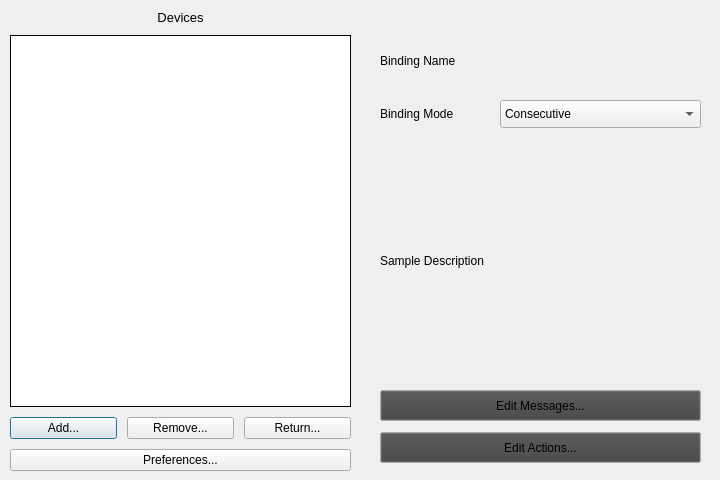
Above: src/forms/midimg-window.ui from nhielost/obs-midi-mg before the change. Below: the same form after it.
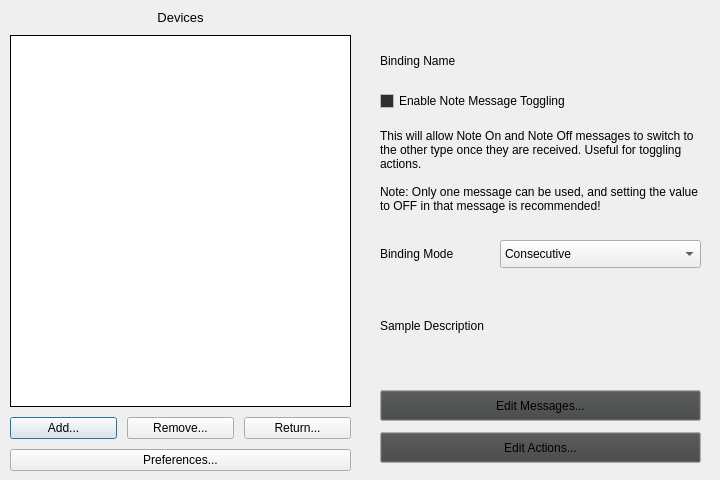
That is the form after the change. The open tabs and pages were chosen to show the change.

Commit message: Add note toggling; Adjust hotkeys, buffers and source volume

Diff of the .ui file:
```diff
--- a/src/forms/midimg-window.ui
+++ b/src/forms/midimg-window.ui
@@ -757,7 +757,7 @@
      <property name="geometry">
       <rect>
        <x>10</x>
-       <y>90</y>
+       <y>230</y>
        <width>111</width>
        <height>28</height>
       </rect>
@@ -777,9 +777,9 @@
      <property name="geometry">
       <rect>
        <x>10</x>
-       <y>140</y>
+       <y>270</y>
        <width>321</width>
-       <height>221</height>
+       <height>91</height>
       </rect>
      </property>
      <property name="font">
@@ -800,7 +800,7 @@
      <property name="geometry">
       <rect>
        <x>130</x>
-       <y>90</y>
+       <y>230</y>
        <width>201</width>
        <height>28</height>
       </rect>
@@ -997,6 +997,50 @@
       <bool>true</bool>
      </property>
     </widget>
+    <widget class="QCheckBox" name="editor_note_toggling">
+     <property name="geometry">
+      <rect>
+       <x>10</x>
+       <y>80</y>
+       <width>321</width>
+       <height>22</height>
+      </rect>
+     </property>
+     <property name="font">
+      <font>
+       <family>Tahoma</family>
+       <pointsize>9</pointsize>
+      </font>
+     </property>
+     <property name="text">
+      <string>Enable Note Message Toggling</string>
+     </property>
+    </widget>
+    <widget class="QLabel" name="text_note_toggling">
+     <property name="geometry">
+      <rect>
+       <x>10</x>
+       <y>110</y>
+       <width>321</width>
+       <height>101</height>
+      </rect>
+     </property>
+     <property name="font">
+      <font>
+       <family>Tahoma</family>
+       <pointsize>9</pointsize>
+       <underline>false</underline>
+      </font>
+     </property>
+     <property name="text">
+      <string>This will allow Note On and Note Off messages to switch to the other type once they are received. Useful for toggling actions.
+
+Note: Only one message can be used, and setting the value to OFF in that message is recommended!</string>
+     </property>
+     <property name="wordWrap">
+      <bool>true</bool>
+     </property>
+    </widget>
    </widget>
    <widget class="QWidget" name="message_props_page">
     <widget class="QWidget" name="formLayoutWidget">
```
Left out of the diff: 110 changed lines with no effect on the pictures. The commit also changes 9 other files.
